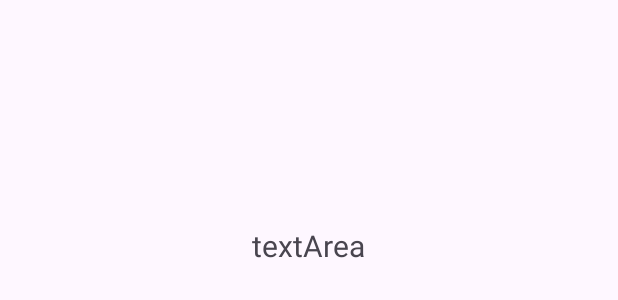
After one commit to wjdwntjd55/Blog, an Android app: the layout item_one.xml on its own in the app's theme, with its tools: preview values and no code run, on a phone screen of 412 x 824 dp. The commit adds this screen. Shown: the top 300 px of the screen. Run offline under Robolectric (Android 15) with nearby library versions, the phone set to English and light mode, and no system bars; network calls fail.

Commit message:
feat : api 통신을 이용해서 OneFragment 화면에 나타나게 함

```diff
--- a/Project/MaintainFragmentState/app/src/main/AndroidManifest.xml
+++ b/Project/MaintainFragmentState/app/src/main/AndroidManifest.xml
@@ -1,6 +1,8 @@
 <?xml version="1.0" encoding="utf-8"?>
 <manifest xmlns:android="http://schemas.android.com/apk/res/android"
     xmlns:tools="http://schemas.android.com/tools">
+
+    <uses-permission android:name="android.permission.INTERNET"/>
 
     <application
         android:allowBackup="true"
--- /dev/null
+++ b/Project/MaintainFragmentState/app/src/main/res/layout/item_one.xml
@@ -0,0 +1,20 @@
+<?xml version="1.0" encoding="utf-8"?>
+<androidx.appcompat.widget.LinearLayoutCompat xmlns:android="http://schemas.android.com/apk/res/android"
+    android:layout_width="match_parent"
+    android:layout_height="200dp"
+    android:orientation="vertical">
+
+    <ImageView
+        android:id="@+id/imageView_item_one"
+        android:layout_width="match_parent"
+        android:layout_height="150dp"/>
+
+    <TextView
+        android:id="@+id/textView_item_one"
+        android:text="textArea"
+        android:textSize="20sp"
+        android:layout_gravity="center"
+        android:layout_width="wrap_content"
+        android:layout_height="wrap_content"/>
+
+</androidx.appcompat.widget.LinearLayoutCompat>
```
Also changed, not shown: Project/MaintainFragmentState/app/build.gradle.kts (+10 -0 lines), Project/MaintainFragmentState/app/src/main/java/com/project/maintainfragmentstate/data/remote/api/MyApi.kt (added, +11 -0 lines), Project/MaintainFragmentState/app/src/main/java/com/project/maintainfragmentstate/data/remote/api/RetrofitInstance.kt (added, +20 -0 lines), Project/MaintainFragmentState/app/src/main/java/com/project/maintainfragmentstate/data/remote/model/Plant.kt (added, +10 -0 lines), Project/MaintainFragmentState/app/src/main/java/com/project/maintainfragmentstate/data/remote/repository/Repository.kt (added, +11 -0 lines), Project/MaintainFragmentState/app/src/main/java/com/project/maintainfragmentstate/ui/one/OneAdapter.kt (added, +35 -0 lines), Project/MaintainFragmentState/app/src/main/java/com/project/maintainfragmentstate/ui/one/OneFragment.kt (+23 -0 lines), Project/MaintainFragmentState/app/src/main/java/com/project/maintainfragmentstate/ui/one/OneViewModel.kt (added, +24 -0 lines), Project/MaintainFragmentState/app/src/main/res/layout/fragment_one.xml (+5 -6 lines).
